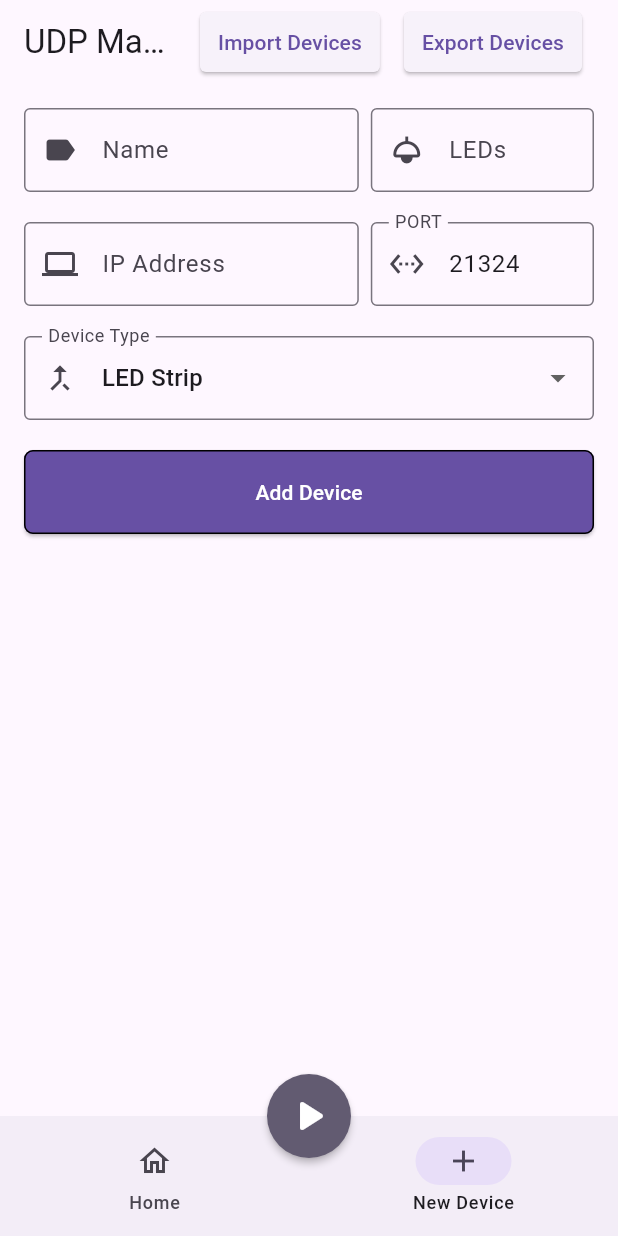
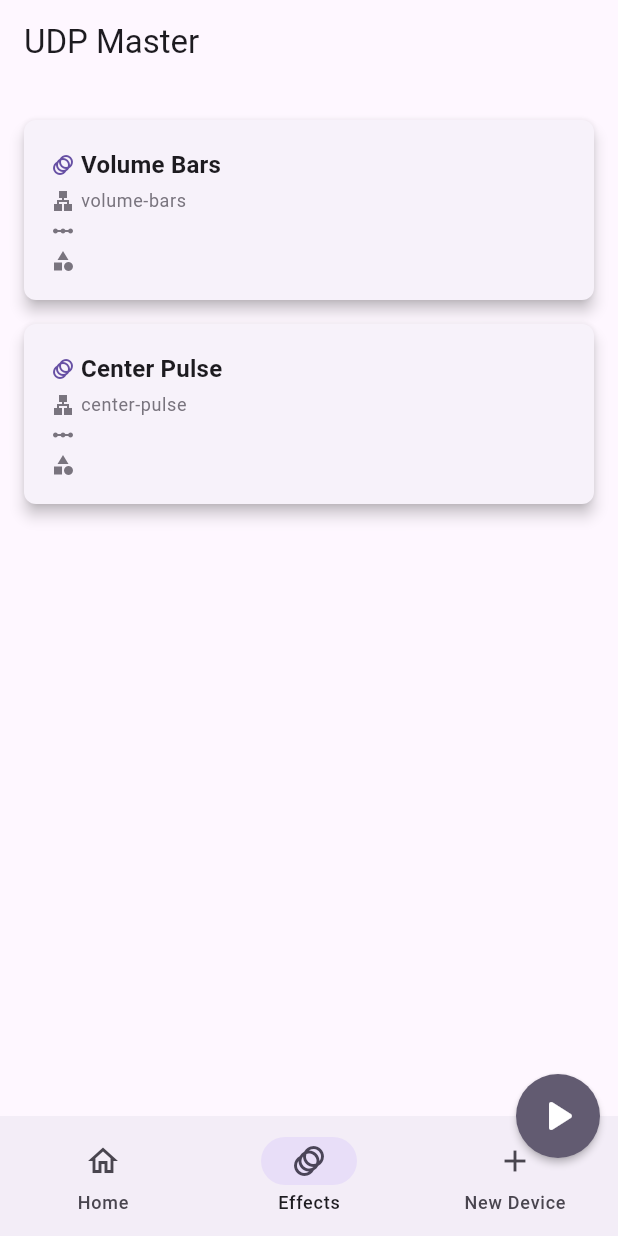
Before and after one commit to encrust-ace/udp_master, a Flutter app: the screen it shows after launch, item 2 of the bottom bar chosen, on a phone screen of 412 x 824 dp. Run offline on Flutter 3.47's test engine with Material 3 defaults, Android fonts, the phone set to English and light mode, and no system bars; our stand-ins replace file_picker, permission_handler, shared_preferences; missing offline and left inert: flutter_recorder.

Commit message:
Effects page added

```diff
--- a/lib/main.dart
+++ b/lib/main.dart
@@ -1,6 +1,7 @@
 import 'package:flutter/material.dart';
 import 'package:provider/provider.dart';
 import 'package:udp_master/screen/add_device.dart';
+import 'package:udp_master/screen/effects.dart';
 import 'package:udp_master/screen/home.dart';
 import 'package:flutter/services.dart';
 
@@ -64,57 +65,8 @@ class _VisualizerScreenState extends State<VisualizerScreen> {
   @override
   Widget build(BuildContext context) {
     return Scaffold(
-      appBar: AppBar(
-        title: const Text("UDP Master"),
-        actions: [
-          Row(
-            spacing: 16,
-            children: [
-              ElevatedButton(
-                onPressed: () {
-                  _visualizerProvider.importDevicesFromJsonFile(context);
-                },
-                style: ElevatedButton.styleFrom(
-                  shape: RoundedRectangleBorder(
-                    borderRadius: BorderRadius.circular(4),
-                  ),
-                  padding: const EdgeInsets.symmetric(horizontal: 12),
-                ),
-                child: Text("Import Devices"),
-              ),
-              ElevatedButton(
-                onPressed: () {
-                  _visualizerProvider.exportDevicesToJsonFile(context);
-                },
-                style: ElevatedButton.styleFrom(
-                  shape: RoundedRectangleBorder(
-                    borderRadius: BorderRadius.circular(4),
-                  ),
-                  padding: const EdgeInsets.symmetric(horizontal: 12),
-                ),
-                child: Text("Export Devices"),
-              ),
-              SizedBox(width: 8),
-              // Text(
-              //   _visualizerProvider.castMode == CastMode.video
-              //       ? "Video"
-              //       : "Audio",
-              // ),
-              // Switch(
-              //   padding: EdgeInsets.only(right: 50),
-              //   value: _visualizerProvider.castMode == CastMode.video,
-              //   thumbColor: const WidgetStatePropertyAll<Color>(Colors.black),
-              //   onChanged: (bool value) {
-              //     if (value) {
-              //       _visualizerProvider.castMode = CastMode.video;
-              //     } else {
-              //       _visualizerProvider.castMode = CastMode.audio;
-              //     }
-              //   },
-              // ),
+      appBar: AppBar(title: const Text("UDP Master"), actions: [
             ],
-          ),
-        ],
       ),
       resizeToAvoidBottomInset: true,
       bottomNavigationBar: NavigationBar(
@@ -131,6 +83,11 @@ class _VisualizerScreenState extends State<VisualizerScreen> {
             label: "Home",
           ),
           NavigationDestination(
+            selectedIcon: Icon(Icons.animation),
+            icon: Icon(Icons.animation_outlined),
+            label: "Effects",
+          ),
+          NavigationDestination(
             selectedIcon: Icon(Icons.add),
             icon: Icon(Icons.add_outlined),
             label: "New Device",
@@ -139,6 +96,7 @@ class _VisualizerScreenState extends State<VisualizerScreen> {
       ),
       body: [
         Home(visualizerProvider: _visualizerProvider),
+        EffectsPage(visualizerProvider: _visualizerProvider),
         AddDevice(visualizerProvider: _visualizerProvider),
       ][currentPageIndex],
       floatingActionButton: FloatingActionButton(
@@ -165,7 +123,7 @@ class _VisualizerScreenState extends State<VisualizerScreen> {
           ),
         ),
       ),
-      floatingActionButtonLocation: FloatingActionButtonLocation.centerDocked,
+      floatingActionButtonLocation: FloatingActionButtonLocation.miniEndDocked,
     );
   }
 }
--- /dev/null
+++ b/lib/screen/effects.dart
@@ -0,0 +1,106 @@
+import 'package:flutter/material.dart';
+import 'package:udp_master/visualizer_provider.dart';
+
+class EffectsPage extends StatefulWidget {
+  final VisualizerProvider visualizerProvider;
+  const EffectsPage({super.key, required this.visualizerProvider});
+
+  @override
+  State<EffectsPage> createState() => _EffectsPageState();
+}
+
+class _EffectsPageState extends State<EffectsPage> {
+  @override
+  Widget build(BuildContext context) {
+    return ListView.builder(
+      padding: EdgeInsets.all(16),
+      shrinkWrap: true,
+      physics: const NeverScrollableScrollPhysics(),
+      itemCount: widget.visualizerProvider.availableEffects.length,
+      itemBuilder: (context, index) {
+        final effect = widget.visualizerProvider.availableEffects[index];
+        return Card(
+          elevation: 4,
+          shape: RoundedRectangleBorder(borderRadius: BorderRadius.circular(8)),
+          margin: const EdgeInsets.symmetric(vertical: 8),
+          child: Padding(
+            padding: const EdgeInsets.symmetric(
+              vertical: 18.0,
+              horizontal: 18.0,
+            ),
+            child: Row(
+              crossAxisAlignment: CrossAxisAlignment.start,
+              mainAxisAlignment: MainAxisAlignment.spaceBetween,
+              children: [
+                // Left: Device details, spaced between
+                Expanded(
+                  child: Column(
+                    spacing: 4,
+                    crossAxisAlignment: CrossAxisAlignment.start,
+                    mainAxisAlignment: MainAxisAlignment.spaceBetween,
+                    children: [
+                      Row(
+                        spacing: 4,
+                        children: [
+                          Icon(
+                            Icons.animation,
+                            size: 16,
+                            color: Theme.of(context).colorScheme.primary,
+                          ),
+                          Text(
+                            effect.name,
+                            style: Theme.of(context).textTheme.titleMedium
+                                ?.copyWith(fontWeight: FontWeight.bold),
+                          ),
+                        ],
+                      ),
+                      Row(
+                        spacing: 4,
+                        children: [
+                          Icon(
+                            Icons.lan,
+                            size: 16,
+                            color: Theme.of(context).colorScheme.outline,
+                          ),
+                          Text(
+                            effect.id,
+                            style: Theme.of(context).textTheme.bodySmall
+                                ?.copyWith(
+                                  color: Theme.of(context).colorScheme.outline,
+                                ),
+                          ),
+                        ],
+                      ),
+                      Row(
+                        spacing: 4,
+                        children: [
+                          Icon(
+                            Icons.linear_scale,
+                            size: 16,
+                            color: Theme.of(context).colorScheme.outline,
+                          ),
+                        ],
+                      ),
+                      Row(
+                        spacing: 4,
+                        children: [
+                          Icon(
+                            Icons.category,
+                            size: 16,
+                            color: Theme.of(context).colorScheme.outline,
+                          ),
+                        ],
+                      ),
+                    ],
+                  ),
+                ),
+
+                // Right: Effect selector and enable/disable button, both rectangular and aligned
+              ],
+            ),
+          ),
+        );
+      },
+    );
+  }
+}
--- a/lib/visualizer_provider.dart
+++ b/lib/visualizer_provider.dart
@@ -29,57 +29,9 @@ Future<void> _ensureSocketInitialized() async {
   }
 }
 
-Future<void> sendUdpPacketsToDevices(
-  List<LedDevice> targetDevices,
-  Float32List fft,
-) async {
-  await _ensureSocketInitialized();
-  if (_socket == null) {
-    return;
-  }
-
-  for (var device in targetDevices) {
-    if (!device.isEnabled) continue;
-
-    LedEffect? effect = getEffectById(device.effect);
-
-    if (effect == null) {
-      if (availableEffects.isNotEmpty) {
-        effect = availableEffects.first;
-      } else {
-        continue;
-      }
-    }
-
-    List<int> packetData = effect.renderFunction(
-      ledCount: device.ledCount,
-      fft: fft,
-    );
-
-    if (packetData.isNotEmpty && packetData[0] != 0x00) {
-      try {
-        _socket?.send(packetData, InternetAddress(device.ip), device.port);
-      } catch (e) {
-        if (kDebugMode) {
-          // Minimal print for error
-          // print("UDP send error to ${device.ip}: $e");
-        }
-      }
-    }
-  }
-}
-
 void disposeSocket() {
   _socket?.close();
   _socket = null;
-}
-
-LedEffect? getEffectById(String id) {
-  try {
-    return availableEffects.firstWhere((effect) => effect.id == id);
-  } catch (_) {
-    return null;
-  }
 }
 
 typedef EffectRenderFunction =
@@ -100,20 +52,6 @@ class LedEffect {
     required this.renderFunction,
   });
 }
-
-// --- Effect List ---
-final List<LedEffect> availableEffects = [
-  LedEffect(
-    id: 'volume-bars',
-    name: 'Volume Bars',
-    renderFunction: renderVerticalBars,
-  ),
-  LedEffect(
-    id: 'center-pulse',
-    name: 'Center Pulse',
-    renderFunction: renderCenterPulsePacket,
-  ),
-];
 
 const MethodChannel _platform = MethodChannel("mic_channel");
 const EventChannel _micStreamChannel = EventChannel('mic_stream');
@@ -144,6 +82,70 @@ class VisualizerProvider with ChangeNotifier {
 
   List<LedDevice> _devices = [];
   UnmodifiableListView<LedDevice> get devices => UnmodifiableListView(_devices);
+
+  // --- Effect Management ---
+
+  // --- Effect List ---
+  final List<LedEffect> availableEffects = [
+    LedEffect(
+      id: 'volume-bars',
+      name: 'Volume Bars',
+      renderFunction: renderVerticalBars,
+    ),
+    LedEffect(
+      id: 'center-pulse',
+      name: 'Center Pulse',
+      renderFunction: renderCenterPulsePacket,
+    ),
+  ];
+
+  LedEffect? getEffectById(String id) {
+    try {
+      return availableEffects.firstWhere((effect) => effect.id == id);
+    } catch (_) {
+      return null;
+    }
+  }
+
+  Future<void> sendUdpPacketsToDevices(
+    List<LedDevice> targetDevices,
+    Float32List fft,
+  ) async {
+    await _ensureSocketInitialized();
+    if (_socket == null) {
+      return;
+    }
+
+    for (var device in targetDevices) {
+      if (!device.isEnabled) continue;
+
+      LedEffect? effect = getEffectById(device.effect);
+
+      if (effect == null) {
+        if (availableEffects.isNotEmpty) {
+          effect = availableEffects.first;
+        } else {
+          continue;
+        }
+      }
+
+      List<int> packetData = effect.renderFunction(
+        ledCount: device.ledCount,
+        fft: fft,
+      );
+
+      if (packetData.isNotEmpty && packetData[0] != 0x00) {
+        try {
+          _socket?.send(packetData, InternetAddress(device.ip), device.port);
+        } catch (e) {
+          if (kDebugMode) {
+            // Minimal print for error
+            // print("UDP send error to ${device.ip}: $e");
+          }
+        }
+      }
+    }
+  }
 
   // --- Device Management ---
 
```
Also changed, not shown: lib/models.dart (+6 -35 lines), lib/screen/add_device.dart (+50 -0 lines), lib/screen/home.dart (+5 -3 lines).
